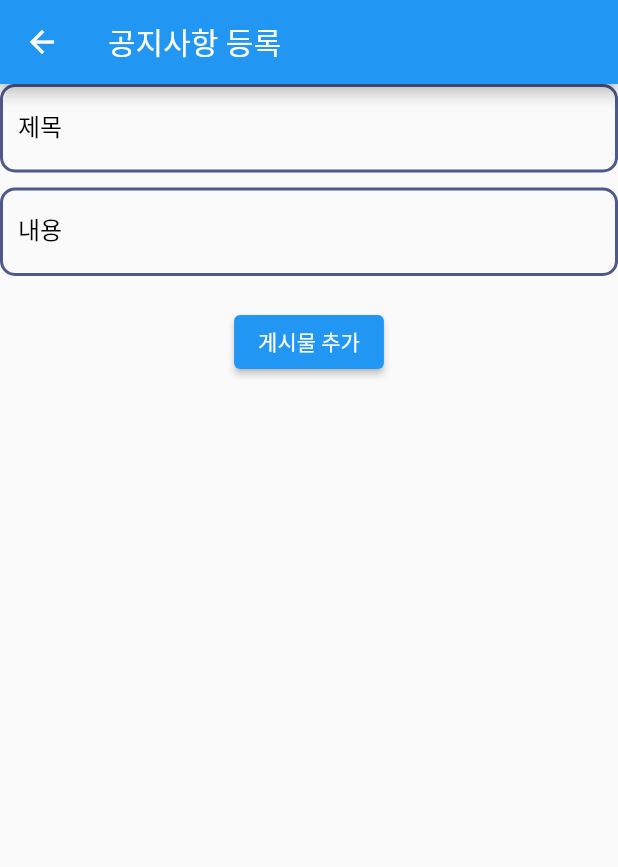
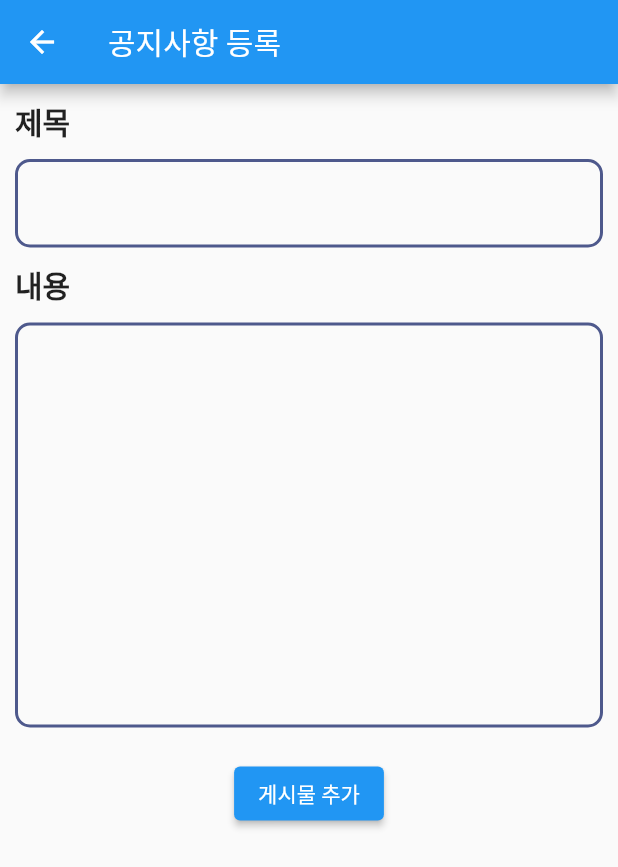
Before and after one commit to dkth1122/Flutter_Project, a Flutter app: the Notice screen opened directly, on a phone screen of 412 x 824 dp. Shown: the top 867 px of the screen. Run offline on Flutter 3.47's test engine with Material 2 defaults, Android fonts, the phone set to English and light mode, and no system bars; our stand-ins replace carousel_slider, cloud_firestore, firebase_auth, firebase_core, firebase_storage, fl_chart and 3 more; missing offline and left inert: iamport_flutter; accounts and stored records are empty; Roboto replaces fonts that are missing (Pretendard).

Commit message:
main heart and board css commit

```diff
--- a/lib/board/notice.dart
+++ b/lib/board/notice.dart
@@ -42,22 +42,38 @@ class _NoticeState extends State<Notice> {
     }
   }
 
-
-
   @override
   Widget build(BuildContext context) {
     return Scaffold(
       appBar: AppBar(title: Text("공지사항 등록"),),
-      body: Column(
+      body: Container(
+        padding: EdgeInsets.all(10),
+        child: Center(
+          child: Column(
             children: [
+              Row(
+                children: [
+                  Text("제목", style: TextStyle(fontSize: 20, fontWeight: FontWeight.bold),),
+                ],
+              ),
+              SizedBox(height: 10,),
               TextField(
                 controller: _title,
-            decoration: InputDecoration(labelText: "제목"),
               ),
-          SizedBox(height: 10),
-          TextField(
+              SizedBox(height: 10,),
+              Row(
+                children: [
+                  Text("내용", style: TextStyle(fontSize: 20, fontWeight: FontWeight.bold),),
+                ],
+              ),
+              SizedBox(height: 10,),
+              TextFormField(
                 controller: _content,
-            decoration: InputDecoration(labelText: "내용"),
+                style: TextStyle(fontSize: 20),
+                maxLines: 10,
+                decoration: InputDecoration(
+                  border: OutlineInputBorder(), // 테두리 스타일 지정
+                ),
               ),
               SizedBox(height: 20),
               ElevatedButton(
@@ -68,6 +84,8 @@ class _NoticeState extends State<Notice> {
               _listNotice()
             ],
 
+          ),
+        ),
       ),
     );
   }
@@ -87,7 +105,7 @@ class _NoticeState extends State<Notice> {
               Map<String, dynamic> data = doc.data() as Map<String, dynamic>;
 
               return ListTile(
-                title: Text('${index + 1}. ${data['title']}'),
+                title: Text('${data['title']}'),
                 onTap: (){
                   Navigator.push(
                       context,
--- a/lib/board/questionAnswer.dart
+++ b/lib/board/questionAnswer.dart
@@ -41,7 +41,7 @@ class _QuestionAnswerState extends State<QuestionAnswer> {
             Map<String, dynamic> data = doc.data() as Map<String, dynamic>;
 
             return ListTile(
-              title: Text('${index + 1}. ${data['title']}'),
+              title: Text('${data['title']}'),
               subtitle: Text("작성자 : ${data['user']}"),
               onTap: (){
                 Navigator.push(
```
Also changed, not shown: lib/board/faq.dart (+25 -7 lines), lib/board/faqMore.dart (+15 -4 lines), lib/board/faqView.dart (+8 -3 lines), lib/board/myQuestion.dart (+8 -5 lines), lib/board/myQuestionView.dart (+35 -11 lines), lib/board/noticeMore.dart (+15 -5 lines), lib/board/noticeView.dart (+9 -4 lines), lib/board/questionAnswerView.dart (+21 -5 lines), lib/customer/question.dart (+14 -8 lines), lib/customer/userCustomer.dart (+5 -3 lines), lib/main.dart (+1 -10 lines). Lines whose indentation alone changed are shown as unchanged.
